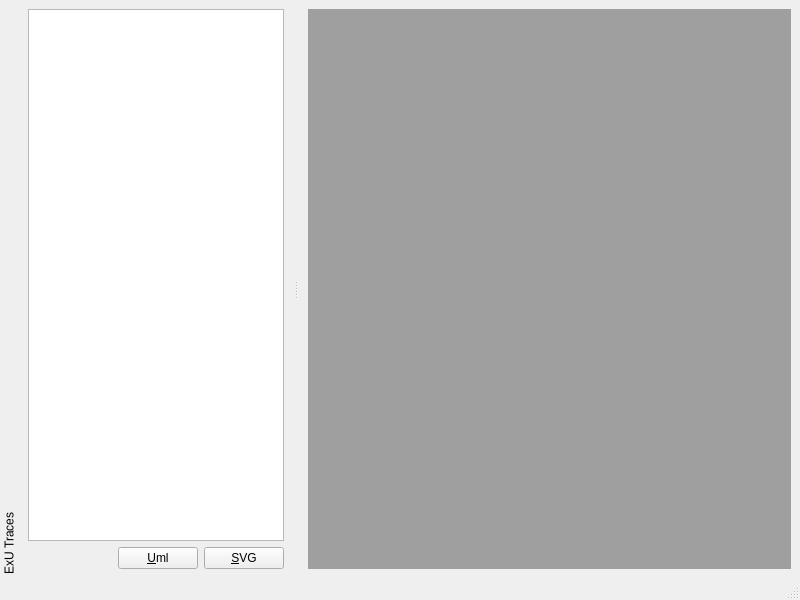
Old version of the form tools/ui/mainwindow.ui in the repository neel/prova.
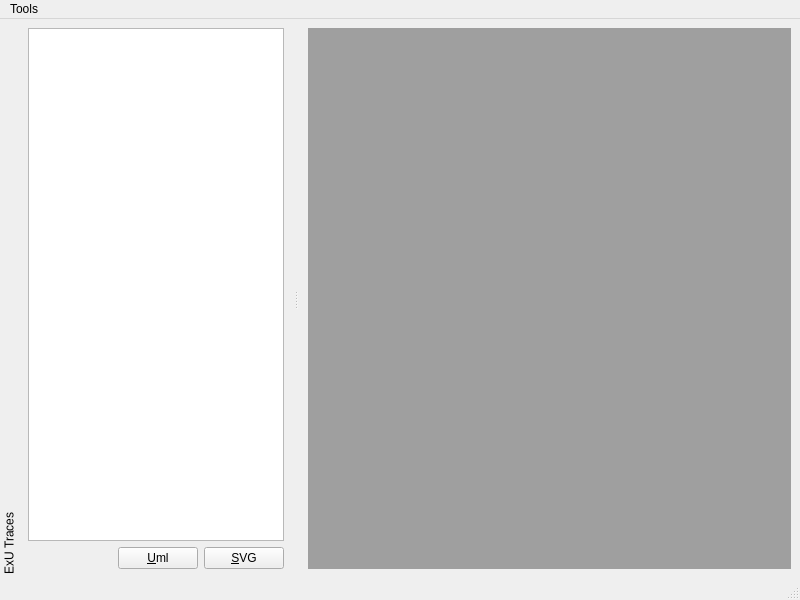
New version of the form.

The edit to the form file:
```diff
--- a/tools/ui/mainwindow.ui
+++ b/tools/ui/mainwindow.ui
@@ -26,9 +26,16 @@
      <x>0</x>
      <y>0</y>
      <width>800</width>
-     <height>22</height>
+     <height>30</height>
     </rect>
    </property>
+   <widget class="QMenu" name="menuTools">
+    <property name="title">
+     <string>Tools</string>
+    </property>
+    <addaction name="actionSettings"/>
+   </widget>
+   <addaction name="menuTools"/>
   </widget>
   <widget class="QStatusBar" name="statusbar"/>
   <widget class="QDockWidget" name="dockWidget">
```
Left out of the diff: 5 changed lines with no effect on the pictures.
